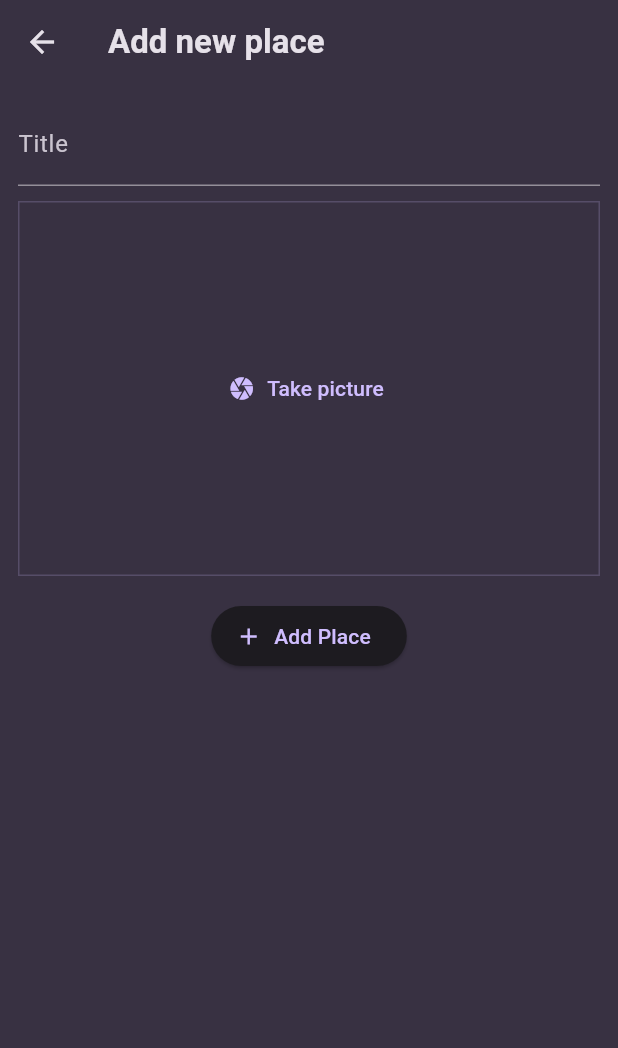
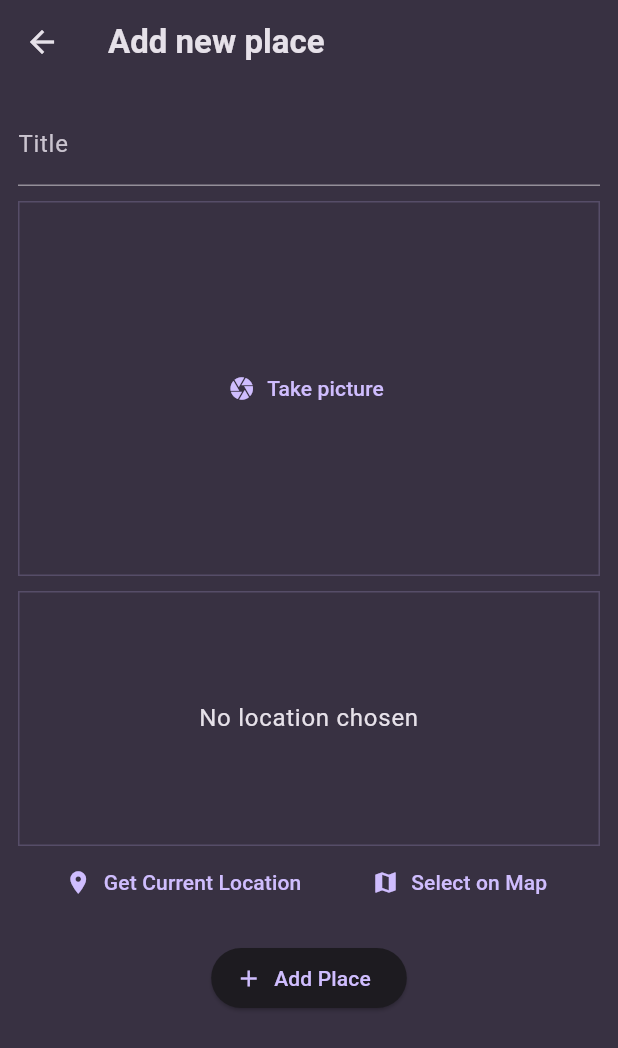
Before and after one commit to turek979/favorite_places, a Flutter app: the AddPlaceScreen screen opened directly, on a phone screen of 412 x 824 dp. Shown: the top 1048 px of the screen. Run offline on Flutter 3.47's test engine with Material 3 defaults, Android fonts, the phone set to English and light mode, and no system bars; our stand-ins replace flutter_riverpod, google_fonts, image_picker, location.

Commit message:
get user location

```diff
--- a/lib/providers/user_places.dart
+++ b/lib/providers/user_places.dart
@@ -1,7 +1,7 @@
 import 'dart:io';
+import 'package:flutter_riverpod/flutter_riverpod.dart';
 
 import 'package:favorite_places/models/place.dart';
-import 'package:flutter_riverpod/flutter_riverpod.dart';
 
 class UserPlacesNotifier extends StateNotifier<List<Place>> {
   UserPlacesNotifier() : super(const []);
--- a/lib/screens/add_place.dart
+++ b/lib/screens/add_place.dart
@@ -1,9 +1,9 @@
 import 'dart:io';
-
-import 'package:favorite_places/screens/widgets/image_input.dart';
+import 'package:favorite_places/screens/widgets/location_input.dart';
 import 'package:flutter/material.dart';
 import 'package:flutter_riverpod/flutter_riverpod.dart';
 
+import 'package:favorite_places/screens/widgets/image_input.dart';
 import 'package:favorite_places/providers/user_places.dart';
 
 class AddPlaceScreen extends ConsumerStatefulWidget {
@@ -57,6 +57,8 @@ class _AddPlaceScreenState extends ConsumerState<AddPlaceScreen> {
                 _selectedImage = image;
               },
             ),
+            const SizedBox(height: 10),
+            const LocationInput(),
             const SizedBox(height: 16),
             ElevatedButton.icon(
               onPressed: _savePlace,
--- a/lib/screens/widgets/image_input.dart
+++ b/lib/screens/widgets/image_input.dart
@@ -1,5 +1,4 @@
 import 'dart:io';
-
 import 'package:flutter/material.dart';
 import 'package:image_picker/image_picker.dart';
 
--- /dev/null
+++ b/lib/screens/widgets/location_input.dart
@@ -0,0 +1,98 @@
+import 'package:flutter/material.dart';
+import 'package:location/location.dart';
+
+class LocationInput extends StatefulWidget {
+  const LocationInput({super.key});
+
+  @override
+  State<LocationInput> createState() => _LocationInputState();
+}
+
+class _LocationInputState extends State<LocationInput> {
+  Location? _pickedLocation;
+  var _isGettingLocation = false;
+
+  void _getCurrentLocation() async {
+    Location location = Location();
+
+    bool serviceEnabled;
+    PermissionStatus permissionGranted;
+    LocationData locationData;
+
+    serviceEnabled = await location.serviceEnabled();
+    if (!serviceEnabled) {
+      serviceEnabled = await location.requestService();
+      if (!serviceEnabled) {
+        return;
+      }
+    }
+
+    permissionGranted = await location.hasPermission();
+    if (permissionGranted == PermissionStatus.denied) {
+      permissionGranted = await location.requestPermission();
+      if (permissionGranted != PermissionStatus.granted) {
+        return;
+      }
+    }
+
+    setState(() {
+      _isGettingLocation = true;
+    });
+
+    locationData = await location.getLocation();
+
+    setState(() {
+      _isGettingLocation = false;
+    });
+
+    print(locationData.latitude);
+    print(locationData.longitude);
+  }
+
+  @override
+  Widget build(BuildContext context) {
+    Widget previewContent = Text(
+      'No location chosen',
+      textAlign: TextAlign.center,
+      style: Theme.of(context)
+          .textTheme
+          .bodyLarge!
+          .copyWith(color: Theme.of(context).colorScheme.onSurface),
+    );
+
+    if (_isGettingLocation) {
+      previewContent = const CircularProgressIndicator();
+    }
+
+    return Column(
+      children: [
+        Container(
+            alignment: Alignment.center,
+            height: 170,
+            width: double.infinity,
+            decoration: BoxDecoration(
+              border: Border.all(
+                width: 1,
+                color: Theme.of(context).colorScheme.primary.withOpacity(0.2),
+              ),
+            ),
+            child: previewContent),
+        Row(
+          mainAxisAlignment: MainAxisAlignment.spaceEvenly,
+          children: [
+            TextButton.icon(
+              onPressed: _getCurrentLocation,
+              icon: const Icon(Icons.location_on),
+              label: const Text('Get Current Location'),
+            ),
+            TextButton.icon(
+              onPressed: () {},
+              icon: const Icon(Icons.map),
+              label: const Text('Select on Map'),
+            ),
+          ],
+        )
+      ],
+    );
+  }
+}
--- a/lib/screens/widgets/places_list.dart
+++ b/lib/screens/widgets/places_list.dart
@@ -1,6 +1,7 @@
+import 'package:flutter/material.dart';
+
+import 'package:favorite_places/screens/place_detail.dart';
 import 'package:favorite_places/models/place.dart';
-import 'package:favorite_places/screens/place_detail.dart';
-import 'package:flutter/material.dart';
 
 class PlacesList extends StatelessWidget {
   const PlacesList({super.key, required this.places});
--- a/pubspec.yaml
+++ b/pubspec.yaml
@@ -39,6 +39,7 @@ dependencies:
   uuid: ^4.4.2
   flutter_riverpod: ^2.5.1
   image_picker: ^1.1.2
+  location: ^6.0.2
 
 dev_dependencies:
   flutter_test:
```
Also changed, not shown: lib/screens/place_detail.dart (+14 -7 lines), pubspec.lock, 3 other files.
